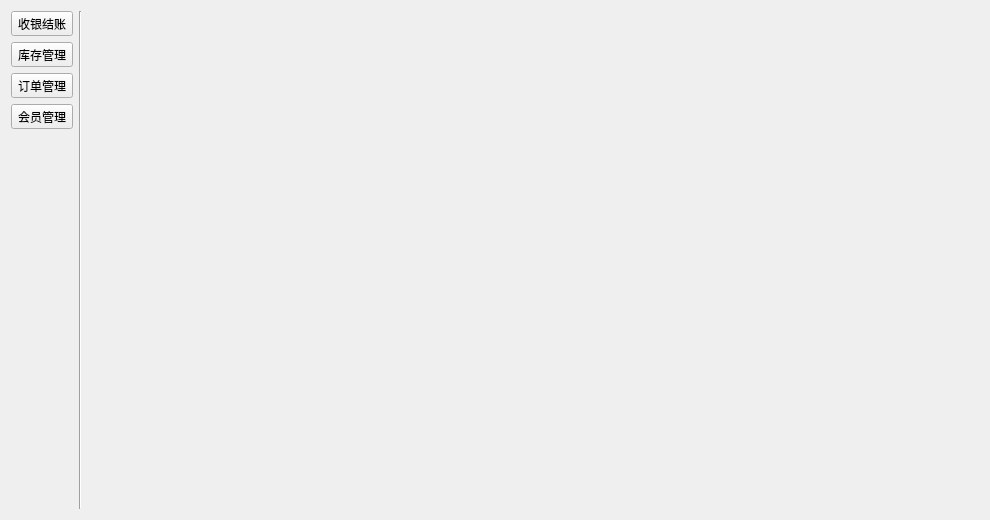
ylxcvvan/Supermarket-Commodity-Management-System, file view/page/pagemain.ui: the form before one commit.
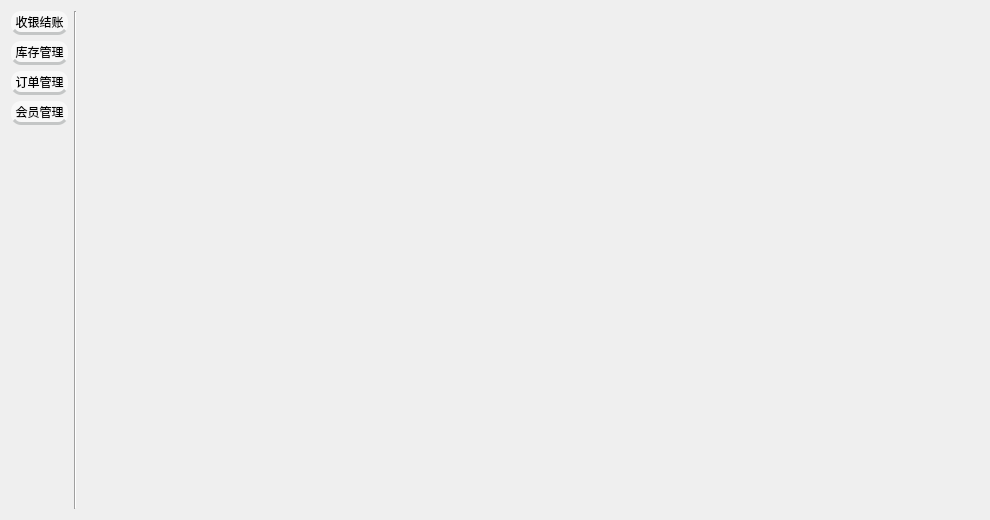
The form after the commit. Icons and pictures are not drawn.

```diff
--- a/view/page/pagemain.ui
+++ b/view/page/pagemain.ui
@@ -18,6 +18,28 @@
     <layout class="QVBoxLayout" name="verticalLayout">
      <item>
       <widget class="QToolButton" name="toolButtonCashier">
+       <property name="styleSheet">
+        <string notr="true">#toolButtonCashier {
+    border-radius: 10px;
+    background-color: rgb(248, 248, 248);
+    border-bottom: 3px solid;
+    border-bottom-color: rgb(196, 198, 198);
+}
+
+#toolButtonCashier:hover {
+    background-color: rgb(240, 240, 240);
+    border-bottom: 3px solid;
+    border-bottom-color: rgb(196, 198, 198);
+}
+
+/* 设置被选中时的样式 */
+#toolButtonCashier:checked {
+    background-color: rgb(235, 235, 235);
+    border-bottom: 6px solid;
+    border-bottom-color: rgb(84, 139, 196);
+}
+</string>
+       </property>
        <property name="text">
         <string>收银结账</string>
        </property>
@@ -31,6 +53,9 @@
          <height>60</height>
         </size>
        </property>
+       <property name="checkable">
+        <bool>true</bool>
+       </property>
        <property name="toolButtonStyle">
         <enum>Qt::ToolButtonTextUnderIcon</enum>
        </property>
@@ -44,6 +69,29 @@
      </item>
      <item>
       <widget class="QToolButton" name="toolButtonInventory">
+       <property name="styleSheet">
+        <string notr="true">#toolButtonInventory {
+    border-radius: 10px;
+    background-color: rgb(248, 248, 248);
+    border-bottom: 3px solid;
+    border-bottom-color: rgb(196, 198, 198);
+}
+
+#toolButtonInventory:hover {
+    background-color: rgb(240, 240, 240);
+    border-bottom: 3px solid;
+    border-bottom-color: rgb(196, 198, 198);
+}
+
+/* 设置被选中时的样式 */
+#toolButtonInventory:checked {
+    background-color: rgb(235, 235, 235);
+    border-bottom: 6px solid;
+    border-bottom-color: rgb(84, 139, 196);
+}
+
+</string>
+       </property>
        <property name="text">
         <string>库存管理</string>
        </property>
@@ -57,6 +105,9 @@
          <height>60</height>
         </size>
        </property>
+       <property name="checkable">
+        <bool>true</bool>
+       </property>
        <property name="toolButtonStyle">
         <enum>Qt::ToolButtonTextUnderIcon</enum>
        </property>
@@ -64,6 +115,28 @@
      </item>
      <item>
       <widget class="QToolButton" name="toolButtonOrder">
+       <property name="styleSheet">
+        <string notr="true">#toolButtonOrder {
+    border-radius: 10px;
+    background-color: rgb(248, 248, 248);
+    border-bottom: 3px solid;
+    border-bottom-color: rgb(196, 198, 198);
+}
+
+#toolButtonOrder:hover {
+    background-color: rgb(240, 240, 240);
+    border-bottom: 3px solid;
+    border-bottom-color: rgb(196, 198, 198);
+}
+
+/* 设置被选中时的样式 */
+#toolButtonOrder:checked {
+    background-color: rgb(235, 235, 235);
+    border-bottom: 6px solid;
+    border-bottom-color: rgb(84, 139, 196);
+}
+</string>
+       </property>
        <property name="text">
         <string>订单管理</string>
        </property>
@@ -77,6 +150,9 @@
          <height>60</height>
         </size>
        </property>
+       <property name="checkable">
+        <bool>true</bool>
+       </property>
        <property name="toolButtonStyle">
         <enum>Qt::ToolButtonTextUnderIcon</enum>
        </property>
@@ -84,6 +160,28 @@
      </item>
      <item>
       <widget class="QToolButton" name="toolButtonVip">
+       <property name="styleSheet">
+        <string notr="true">#toolButtonVip {
+    border-radius: 10px;
+    background-color: rgb(248, 248, 248);
+    border-bottom: 3px solid;
+    border-bottom-color: rgb(196, 198, 198);
+}
+
+#toolButtonVip:hover {
+    background-color: rgb(240, 240, 240);
+    border-bottom: 3px solid;
+    border-bottom-color: rgb(196, 198, 198);
+}
+
+/* 设置被选中时的样式 */
+#toolButtonVip:checked {
+    background-color: rgb(235, 235, 235);
+    border-bottom: 6px solid;
+    border-bottom-color: rgb(84, 139, 196);
+}
+</string>
+       </property>
        <property name="text">
         <string>会员管理</string>
        </property>
@@ -97,6 +195,9 @@
          <height>60</height>
         </size>
        </property>
+       <property name="checkable">
+        <bool>true</bool>
+       </property>
        <property name="toolButtonStyle">
         <enum>Qt::ToolButtonTextUnderIcon</enum>
        </property>
```
